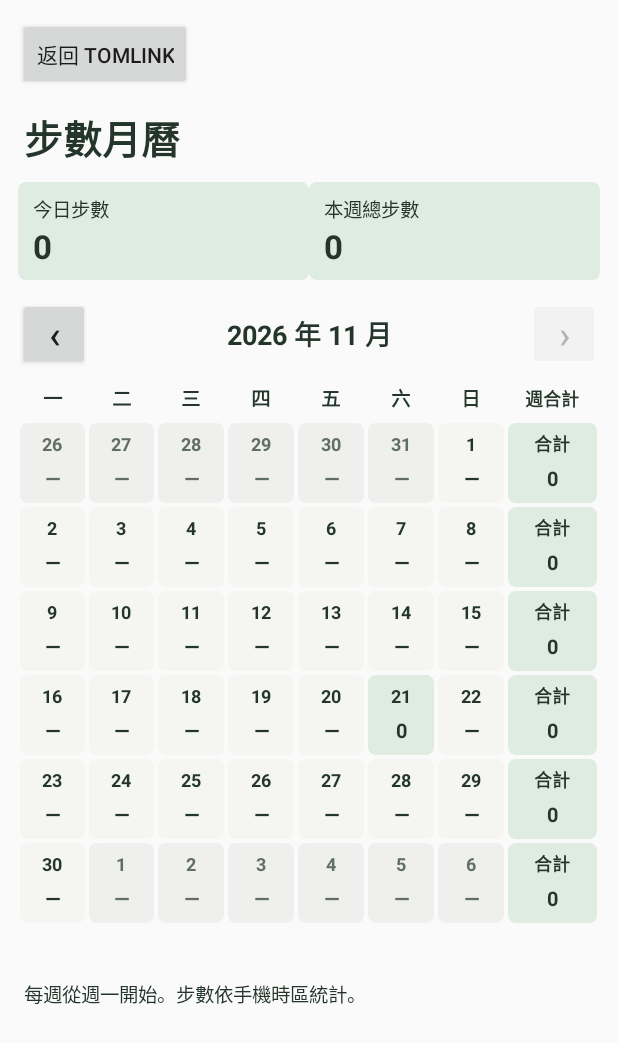
After one commit to tom19961109/TomLink, an Android app: the StepCalendarActivity screen opened directly, with no data from a screen before it, on a phone screen of 412 x 824 dp. The commit adds this screen. Shown: the top 1043 px of the screen. Run offline under Robolectric (Android 15) with nearby library versions, the phone set to English and light mode, and no system bars; network calls fail.

Commit message:
Show offline daily and weekly step totals in a calendar

```diff
--- a/app/build.gradle
+++ b/app/build.gradle
@@ -6,8 +6,8 @@ android {
         applicationId 'com.tomforge.tomlink'
         minSdk 26
         targetSdk 36
-        versionCode 4
-        versionName '0.1.0-alpha.4'
+        versionCode 5
+        versionName '0.1.0-alpha.5'
     }
 }
 
--- a/app/src/main/AndroidManifest.xml
+++ b/app/src/main/AndroidManifest.xml
@@ -16,6 +16,7 @@
             <meta-data android:name="android.support.FILE_PROVIDER_PATHS" android:resource="@xml/update_paths" />
         </provider>
         <service android:name=".StepService" android:exported="false" android:foregroundServiceType="health" />
+        <activity android:name=".StepCalendarActivity" android:exported="false" />
         <activity android:name=".MainActivity" android:exported="true">
             <intent-filter>
                 <action android:name="android.intent.action.MAIN" />
--- a/app/src/main/kotlin/com/tomforge/tomlink/MainActivity.kt
+++ b/app/src/main/kotlin/com/tomforge/tomlink/MainActivity.kt
@@ -83,6 +83,12 @@ class MainActivity : Activity() {
         })
         status = TextView(this)
         layout.addView(status)
+        layout.addView(Button(this).apply {
+            text = "步數月曆"
+            setOnClickListener {
+                startActivity(Intent(this@MainActivity, StepCalendarActivity::class.java))
+            }
+        })
         toggle = Button(this).apply {
             setOnClickListener {
                 if (StepService.status.running) {
--- /dev/null
+++ b/app/src/main/kotlin/com/tomforge/tomlink/StepCalendar.kt
@@ -0,0 +1,46 @@
+package com.tomforge.tomlink
+
+import java.time.DayOfWeek
+import java.time.LocalDate
+import java.time.YearMonth
+import java.time.ZoneId
+import java.time.temporal.ChronoUnit
+import java.time.temporal.TemporalAdjusters
+import kotlin.math.roundToLong
+
+internal data class StepInterval(val start: Long, val end: Long, val steps: Long)
+
+internal fun mondayOf(date: LocalDate): LocalDate =
+    date.with(TemporalAdjusters.previousOrSame(DayOfWeek.MONDAY))
+
+internal fun calendarDays(month: YearMonth): List<LocalDate> {
+    val first = mondayOf(month.atDay(1))
+    val end = mondayOf(month.atEndOfMonth()).plusWeeks(1)
+    return List(ChronoUnit.DAYS.between(first, end).toInt()) { first.plusDays(it.toLong()) }
+}
+
+internal fun dailySteps(
+    intervals: Sequence<StepInterval>,
+    from: LocalDate,
+    until: LocalDate,
+    zone: ZoneId,
+): Map<LocalDate, Long> {
+    val dates = List(ChronoUnit.DAYS.between(from, until).toInt()) { from.plusDays(it.toLong()) }
+    val boundaries = (dates + until).map { it.atStartOfDay(zone).toInstant().toEpochMilli() }
+    val totals = LongArray(dates.size)
+    for ((start, end, steps) in intervals) {
+        if (start >= end || steps <= 0) continue
+        fun counted(at: Long): Long = when {
+            at <= start -> 0
+            at >= end -> steps
+            else -> (steps.toDouble() * (at - start) / (end - start)).roundToLong()
+        }
+        val match = boundaries.binarySearch(start)
+        val first = (if (match >= 0) match else -match - 2).coerceAtLeast(0)
+        for (i in first until dates.size) {
+            if (boundaries[i] >= end) break
+            totals[i] += counted(boundaries[i + 1]) - counted(boundaries[i])
+        }
+    }
+    return dates.indices.associate { dates[it] to totals[it] }
+}
--- /dev/null
+++ b/app/src/main/kotlin/com/tomforge/tomlink/StepCalendarActivity.kt
@@ -0,0 +1,267 @@
+package com.tomforge.tomlink
+
+import android.app.Activity
+import android.graphics.Color
+import android.graphics.Typeface
+import android.graphics.drawable.GradientDrawable
+import android.os.Build
+import android.os.Bundle
+import android.os.Handler
+import android.os.Looper
+import android.util.TypedValue
+import android.view.Gravity
+import android.view.WindowInsets
+import android.widget.Button
+import android.widget.LinearLayout
+import android.widget.ScrollView
+import android.widget.TextView
+import java.text.NumberFormat
+import java.time.LocalDate
+import java.time.YearMonth
+import java.time.ZoneId
+import java.util.concurrent.Executors
+
+class StepCalendarActivity : Activity() {
+    private val worker = Executors.newSingleThreadExecutor()
+    private val handler = Handler(Looper.getMainLooper())
+    private val number = NumberFormat.getIntegerInstance()
+    private var month = YearMonth.now()
+    private var requestId = 0
+    private var loading = false
+    private lateinit var monthLabel: TextView
+    private lateinit var todayCount: TextView
+    private lateinit var weekCount: TextView
+    private lateinit var nextMonth: Button
+    private lateinit var calendar: LinearLayout
+    private lateinit var status: TextView
+    private val refresh = object : Runnable {
+        override fun run() {
+            if (!loading) load()
+            handler.postDelayed(this, 30_000)
+        }
+    }
+
+    override fun onCreate(savedInstanceState: Bundle?) {
+        super.onCreate(savedInstanceState)
+        savedInstanceState?.getString("month")?.let { month = YearMonth.parse(it) }
+        val page = LinearLayout(this).apply { orientation = LinearLayout.VERTICAL }
+        val scroll = ScrollView(this).apply {
+            isFillViewport = true
+            addView(page)
+        }
+        page.setPadding(dp(12), dp(12), dp(12), dp(20))
+        scroll.setOnApplyWindowInsetsListener { _, insets ->
+            if (Build.VERSION.SDK_INT >= 30) {
+                val bars = insets.getInsets(WindowInsets.Type.systemBars())
+                page.setPadding(dp(12) + bars.left, dp(12) + bars.top, dp(12) + bars.right, dp(20) + bars.bottom)
+            }
+            insets
+        }
+
+        page.addView(Button(this).apply {
+            text = "返回 TomLink"
+            setOnClickListener { finish() }
+        }, LinearLayout.LayoutParams(-2, -2))
+        page.addView(label("步數月曆", 26, true).apply {
+            setPadding(dp(4), dp(12), dp(4), dp(10))
+        })
+
+        todayCount = label("—", 22, true)
+        weekCount = label("—", 22, true)
+        page.addView(row().apply {
+            addView(summary("今日步數", todayCount), weighted())
+            addView(summary("本週總步數", weekCount), weighted())
+        })
+
+        monthLabel = label("", 18, true).apply { gravity = Gravity.CENTER }
+        nextMonth = monthButton("›", "下個月") { changeMonth(1) }
+        page.addView(row().apply {
+            gravity = Gravity.CENTER_VERTICAL
+            setPadding(0, dp(12), 0, dp(4))
+            addView(monthButton("‹", "上個月") { changeMonth(-1) }, LinearLayout.LayoutParams(dp(48), dp(48)))
+            addView(monthLabel, weighted())
+            addView(nextMonth, LinearLayout.LayoutParams(dp(48), dp(48)))
+        })
+
+        calendar = LinearLayout(this).apply { orientation = LinearLayout.VERTICAL }
+        page.addView(calendar)
+        status = label("", 13).apply { setPadding(dp(4), dp(8), dp(4), 0) }
+        page.addView(status)
+        page.addView(label("每週從週一開始。步數依手機時區統計。", 13).apply {
+            setPadding(dp(4), dp(10), dp(4), 0)
+        })
+        setContentView(scroll)
+    }
+
+    override fun onResume() {
+        super.onResume()
+        load()
+        handler.postDelayed(refresh, 30_000)
+    }
+
+    override fun onPause() {
+        handler.removeCallbacks(refresh)
+        super.onPause()
+    }
+
+    override fun onSaveInstanceState(outState: Bundle) {
+        outState.putString("month", month.toString())
+        super.onSaveInstanceState(outState)
+    }
+
+    override fun onDestroy() {
+        worker.shutdown()
+        super.onDestroy()
+    }
+
+    private fun changeMonth(offset: Long) {
+        month = month.plusMonths(offset)
+        load()
+    }
+
+    private data class Snapshot(
+        val days: List<LocalDate>,
+        val totals: Map<LocalDate, Long>,
+        val today: Long,
+        val week: Long,
+    )
+
+    private fun load() {
+        val zone = ZoneId.systemDefault()
+        val today = LocalDate.now(zone)
+        val currentMonth = YearMonth.from(today)
+        if (month > currentMonth) month = currentMonth
+        val selected = month
+        val id = ++requestId
+        monthLabel.text = "${selected.year} 年 ${selected.monthValue} 月"
+        nextMonth.isEnabled = selected < currentMonth
+        loading = true
+        StepService.flushPending?.invoke()
+        worker.execute {
+            val result = runCatching {
+                val dates = calendarDays(selected)
+                val first = dates.first()
+                val until = dates.last().plusDays(1)
+                val weekStart = mondayOf(today)
+                val weekEnd = weekStart.plusWeeks(1)
+                StepStore(applicationContext).use { store ->
+                    val days = store.stepsByDay(first, until, zone)
+                    val currentWeek = if (weekStart >= first && weekEnd <= until) {
+                        days.filterKeys { it >= weekStart && it < weekEnd }
+                    } else {
+                        store.stepsByDay(weekStart, weekEnd, zone)
+                    }
+                    Snapshot(dates, days, currentWeek[today] ?: 0, currentWeek.values.sum())
+                }
+            }
+            runOnUiThread {
+                if (isDestroyed || id != requestId) return@runOnUiThread
+                loading = false
+                result.onSuccess { snapshot ->
+                    status.text = ""
+                    render(selected, today, snapshot)
+                }.onFailure {
+                    calendar.removeAllViews()
+                    todayCount.text = "—"
+                    weekCount.text = "—"
+                    status.text = "暫時無法讀取步數，返回後再試一次。"
+                }
+            }
+        }
+    }
+
+    private fun render(selected: YearMonth, today: LocalDate, snapshot: Snapshot) {
+        todayCount.text = number.format(snapshot.today)
+        weekCount.text = number.format(snapshot.week)
+        calendar.removeAllViews()
+        calendar.addView(row().apply {
+            for (title in listOf("一", "二", "三", "四", "五", "六", "日")) {
+                addView(label(title, 13, true).apply { gravity = Gravity.CENTER }, weighted(dp(30)))
+            }
+            addView(label("週合計", 12, true).apply { gravity = Gravity.CENTER }, weighted(dp(30), 1.35f))
+        })
+        for (week in snapshot.days.chunked(7)) {
+            calendar.addView(row().apply {
+                for (day in week) {
+                    val count = snapshot.totals.getValue(day)
+                    addView(dayCell(day, count, YearMonth.from(day) == selected, day == today), cellParams())
+                }
+                val total = week.sumOf { snapshot.totals.getValue(it) }
+                addView(cell("合計", number.format(total), GREEN_TINT, INK).apply {
+                    contentDescription = "${week.first()} 至 ${week.last()}，共 ${number.format(total)} 步"
+                }, cellParams(1.35f))
+            })
+        }
+    }
+
+    private fun dayCell(day: LocalDate, count: Long, inMonth: Boolean, isToday: Boolean) =
+        cell(day.dayOfMonth.toString(), if (count > 0 || isToday) number.format(count) else "—",
+            if (isToday) GREEN_TINT else if (inMonth) PAPER else MUTED_PAPER,
+            if (inMonth || isToday) INK else MUTED_INK).apply {
+            contentDescription = "${day.monthValue} 月 ${day.dayOfMonth} 日，${number.format(count)} 步"
+            isSelected = isToday
+        }
+
+    private fun cell(top: String, bottom: String, fill: Int, ink: Int) =
+        LinearLayout(this).apply {
+            orientation = LinearLayout.VERTICAL
+            gravity = Gravity.CENTER
+            setPadding(dp(1), dp(2), dp(1), dp(2))
+            background = tile(fill)
+            addView(label(top, 12, true).apply {
+                gravity = Gravity.CENTER
+                setTextColor(ink)
+            }, LinearLayout.LayoutParams(-1, dp(20)))
+            addView(label(bottom, 13, true).apply {
+                gravity = Gravity.CENTER
+                setTextColor(ink)
+                maxLines = 1
+                setAutoSizeTextTypeUniformWithConfiguration(8, 13, 1, TypedValue.COMPLEX_UNIT_SP)
+            }, LinearLayout.LayoutParams(-1, dp(25)))
+            importantForAccessibility = android.view.View.IMPORTANT_FOR_ACCESSIBILITY_YES
+        }
+
+    private fun summary(title: String, count: TextView) = LinearLayout(this).apply {
+        orientation = LinearLayout.VERTICAL
+        setPadding(dp(10), dp(8), dp(10), dp(8))
+        background = tile(GREEN_TINT)
+        addView(label(title, 13))
+        addView(count)
+        layoutParams = weighted()
+    }
+
+    private fun row() = LinearLayout(this).apply { orientation = LinearLayout.HORIZONTAL }
+    private fun weighted(height: Int = -2, weight: Float = 1f) = LinearLayout.LayoutParams(0, height, weight)
+    private fun cellParams(weight: Float = 1f) = weighted(dp(53), weight).apply { setMargins(dp(1), dp(1), dp(1), dp(1)) }
+
+    private fun monthButton(symbol: String, description: String, action: () -> Unit) = Button(this).apply {
+        text = symbol
+        textSize = 25f
+        contentDescription = description
+        minWidth = 0
+        setPadding(0, 0, 0, 0)
+        setOnClickListener { action() }
+    }
+
+    private fun label(value: String, size: Int, bold: Boolean = false) = TextView(this).apply {
+        text = value
+        textSize = size.toFloat()
+        setTextColor(INK)
+        if (bold) setTypeface(typeface, Typeface.BOLD)
+    }
+
+    private fun tile(fill: Int) = GradientDrawable().apply {
+        setColor(fill)
+        cornerRadius = dp(5).toFloat()
+    }
+
+    private fun dp(value: Int) = (value * resources.displayMetrics.density + .5f).toInt()
+
+    private companion object {
+        val INK = Color.rgb(36, 54, 43)
+        val MUTED_INK = Color.rgb(97, 110, 102)
+        val PAPER = Color.rgb(245, 246, 242)
+        val MUTED_PAPER = Color.rgb(239, 240, 237)
+        val GREEN_TINT = Color.rgb(222, 236, 225)
+    }
+}
```
Also changed, not shown: app/src/main/kotlin/com/tomforge/tomlink/StepStore.kt (+58 -4 lines), 2 other files.
